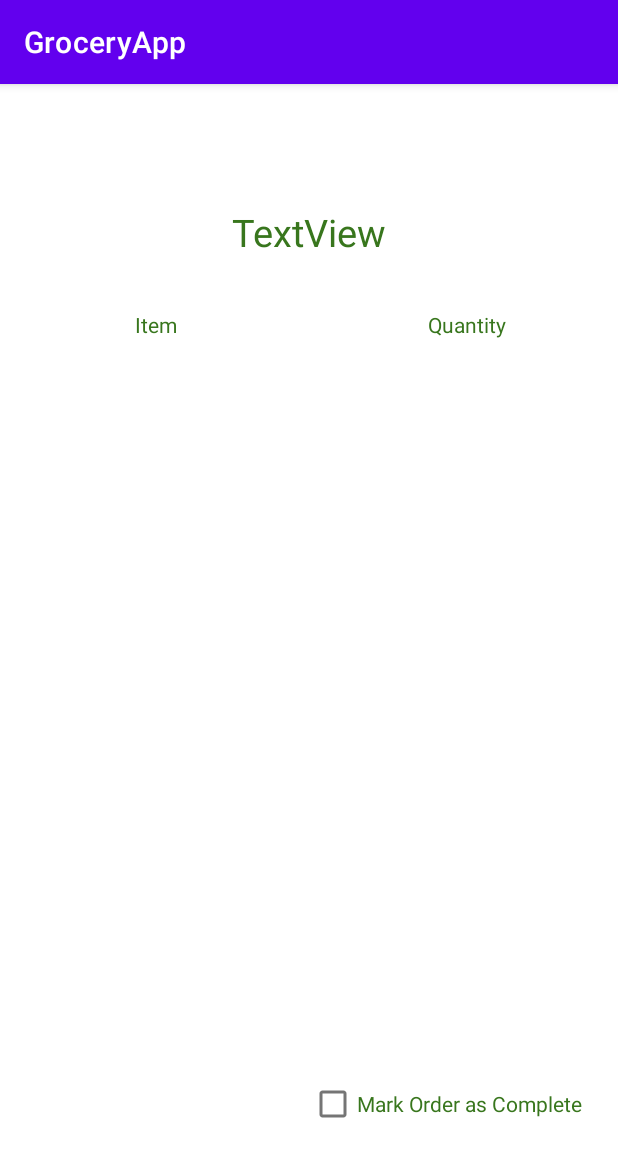
After one commit to mmmelkadri/GroceryApp, an Android app: the PendingOrderActivity screen opened directly, with no data from a screen before it, on a phone screen of 412 x 824 dp. The commit adds this screen. Shown: the top 1157 px of the screen. Run offline under Robolectric (Android 15) with nearby library versions, the phone set to English and light mode, and no system bars.

Commit message:
Created Individual Store, Personal Store and Pending Order pages' layouts.

```diff
--- /dev/null
+++ b/app/src/main/java/com/example/groceryapp/PendingOrderActivity.java
@@ -0,0 +1,14 @@
+package com.example.groceryapp;
+
+import androidx.appcompat.app.AppCompatActivity;
+
+import android.os.Bundle;
+
+public class PendingOrderActivity extends AppCompatActivity {
+
+    @Override
+    protected void onCreate(Bundle savedInstanceState) {
+        super.onCreate(savedInstanceState);
+        setContentView(R.layout.activity_pending_order);
+    }
+}
--- /dev/null
+++ b/app/src/main/res/layout/activity_pending_order.xml
@@ -0,0 +1,70 @@
+<?xml version="1.0" encoding="utf-8"?>
+<androidx.constraintlayout.widget.ConstraintLayout xmlns:android="http://schemas.android.com/apk/res/android"
+    xmlns:app="http://schemas.android.com/apk/res-auto"
+    xmlns:tools="http://schemas.android.com/tools"
+    android:layout_width="match_parent"
+    android:layout_height="match_parent"
+    tools:context=".PendingOrderActivity">
+
+    <CheckBox
+        android:id="@+id/checkBoxOrderComplete"
+        android:layout_width="wrap_content"
+        android:layout_height="wrap_content"
+        android:layout_marginEnd="24dp"
+        android:layout_marginBottom="64dp"
+        android:text="@string/checkbox_mark_complete"
+        android:textColor="#38761d"
+        app:layout_constraintBottom_toBottomOf="parent"
+        app:layout_constraintEnd_toEndOf="parent" />
+
+    <TextView
+        android:id="@+id/textViewOrderID"
+        android:layout_width="103dp"
+        android:layout_height="50dp"
+        android:layout_marginTop="81dp"
+        android:text="TextView"
+        android:textColor="#38761d"
+        android:textSize="25sp"
+        app:layout_constraintEnd_toEndOf="parent"
+        app:layout_constraintStart_toStartOf="parent"
+        app:layout_constraintTop_toTopOf="parent" />
+
+    <ScrollView
+        android:layout_width="409dp"
+        android:layout_height="486dp"
+        android:layout_marginStart="1dp"
+        android:layout_marginTop="1dp"
+        android:layout_marginEnd="1dp"
+        android:layout_marginBottom="1dp"
+        app:layout_constraintBottom_toTopOf="@+id/checkBoxOrderComplete"
+        app:layout_constraintEnd_toEndOf="parent"
+        app:layout_constraintStart_toStartOf="parent"
+        app:layout_constraintTop_toBottomOf="@+id/textViewOrderID">
+
+        <LinearLayout
+            android:layout_width="match_parent"
+            android:layout_height="wrap_content"
+            android:orientation="vertical" >
+            <LinearLayout
+                android:layout_width="match_parent"
+                android:layout_height="wrap_content"
+                android:orientation="horizontal" >
+
+                <TextView
+                    android:layout_width="205dp"
+                    android:layout_height="wrap_content"
+                    android:gravity="center"
+                    android:textColor="#38761d"
+                    android:text="@string/table_item" />
+
+                <TextView
+                    android:layout_width="210dp"
+                    android:layout_height="wrap_content"
+                    android:gravity="center"
+                    android:textColor="#38761d"
+                    android:text="@string/table_quantity" />
+            </LinearLayout>
+        </LinearLayout>
+    </ScrollView>
+
+</androidx.constraintlayout.widget.ConstraintLayout>
--- a/app/src/main/res/values/strings.xml
+++ b/app/src/main/res/values/strings.xml
@@ -14,6 +14,13 @@
     <string name="enter_username">Enter Username</string>
     <string name="enter_password">Enter Password</string>
     <string name="stores">Stores</string>
+    <string name="button_pending_orders">Pending Orders</string>
+    <string name="button_new_item">Create New Item</string>
+    <string name="checkbox_mark_complete">Mark Order as Complete</string>
+    <string name="button_checkout">Checkout</string>
+    <string name="table_item">Item</string>
+    <string name="table_quantity">Quantity</string>
+    <string name="button_orders">Orders</string>
 
     <string-array name="User_Dropdown">
         <item>Owner</item>
```
Also changed, not shown: app/src/main/AndroidManifest.xml (+9 -0 lines), app/src/main/java/com/example/groceryapp/IndividualStoreActivity.java (added, +14 -0 lines), app/src/main/java/com/example/groceryapp/PersonalStoreActivity.java (added, +14 -0 lines), app/src/main/res/layout/activity_individual_store.xml (added, +85 -0 lines), app/src/main/res/layout/activity_personal_store.xml (added, +50 -0 lines), app/src/main/res/drawable-hdpi/ic_action_name.png (added), app/src/main/res/drawable-mdpi/ic_action_name.png (added), app/src/main/res/drawable-xhdpi/ic_action_name.png (added), app/src/main/res/drawable-xxhdpi/ic_action_name.png (added), app/src/main/res/drawable-xxxhdpi/ic_action_name.png (added).
